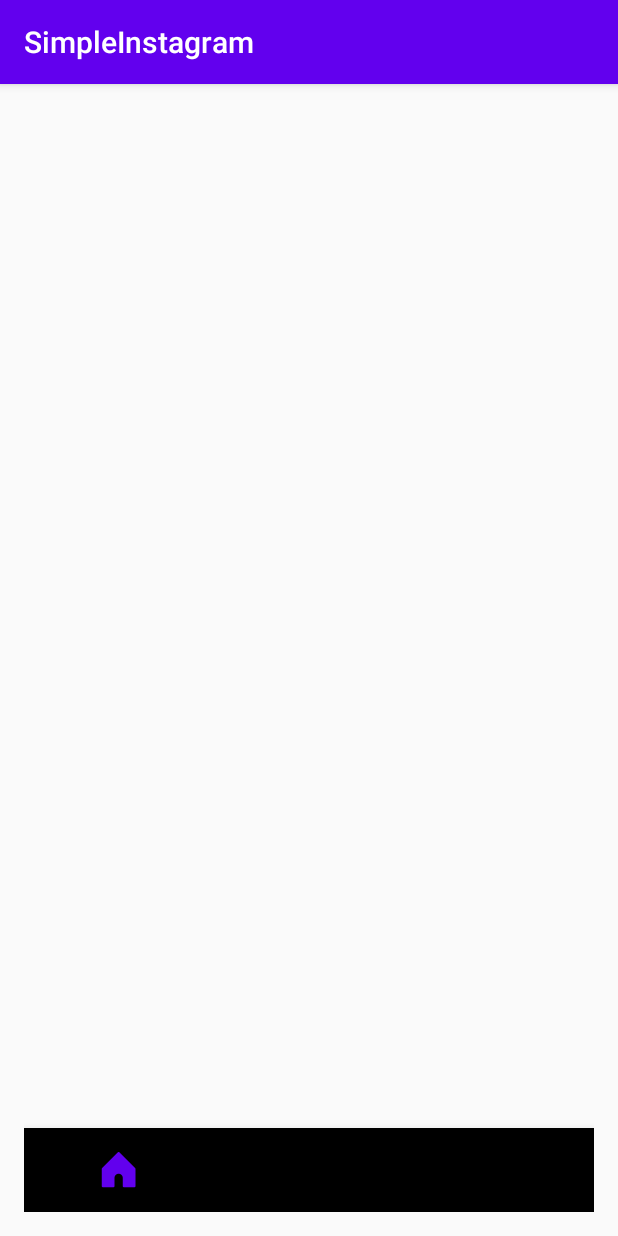
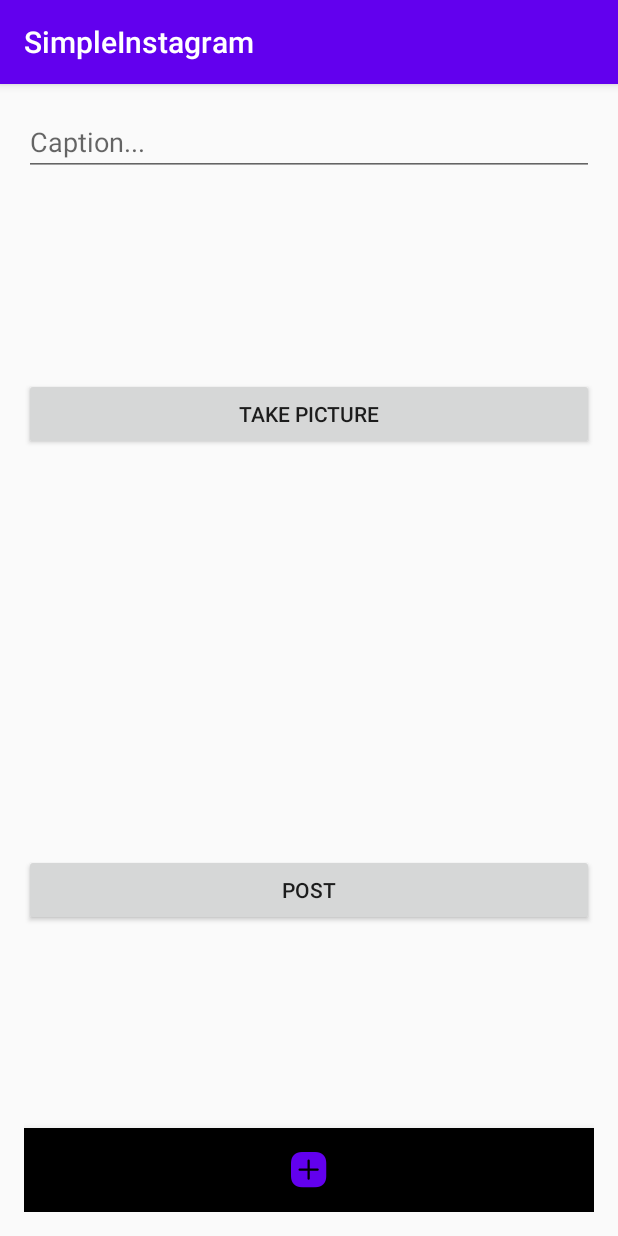
Before and after one commit to MichaelGTZ/SimpleInstagram, an Android app: the MainActivity screen opened directly, with no data from a screen before it, item 2 of the bottom bar chosen, on a phone screen of 412 x 824 dp. Run offline under Robolectric (Android 15) with nearby library versions, the phone set to English and light mode, and no system bars; libraries missing offline, so code that uses them is left out: com.parse.

Commit message:
Complete through Instagram Ep 10 - Fragment Manager Creates fragments for home, compose, and profile and connects each fragment to its button on bottonNavigationView

```diff
--- a/app/src/main/java/com/example/simpleinstagram/MainActivity.java
+++ b/app/src/main/java/com/example/simpleinstagram/MainActivity.java
@@ -3,16 +3,21 @@ package com.example.simpleinstagram;
 import androidx.annotation.NonNull;
 import androidx.appcompat.app.AppCompatActivity;
 import androidx.fragment.app.Fragment;
+import androidx.fragment.app.FragmentManager;
 
 import android.os.Bundle;
 import android.view.MenuItem;
 
+import com.example.simpleinstagram.fragments.ComposeFragment;
+import com.example.simpleinstagram.fragments.HomeFragment;
+import com.example.simpleinstagram.fragments.ProfileFragment;
 import com.google.android.material.bottomnavigation.BottomNavigationView;
 
 public class MainActivity extends AppCompatActivity {
 
     public static final String TAG = "MainActivity";
 
+    final FragmentManager fragmentManager = getSupportFragmentManager();
     private BottomNavigationView bottomNavigationView;
 
     @Override
@@ -27,16 +32,20 @@ public class MainActivity extends AppCompatActivity {
                 Fragment fragment;
                 switch (menuItem.getItemId()) {
                     case R.id.action_home:
+                        fragment = new HomeFragment();
                         break;
                     case R.id.action_compose:
+                        fragment = new ComposeFragment();
                         break;
-                    case R.id.action_profile:
-                        break;
-                    default:
+                    default: // profile fragment
+                        fragment = new ProfileFragment();
                         break;
                 }
-                return false;
+                fragmentManager.beginTransaction().replace(R.id.flContainer, fragment).commit();
+                return true;
             }
         });
+        // Set default selection
+        bottomNavigationView.setSelectedItemId(R.id.action_home);
     }
 }
--- a/app/src/main/java/com/example/simpleinstagram/fragments/ComposeFragment.java
+++ b/app/src/main/java/com/example/simpleinstagram/fragments/ComposeFragment.java
@@ -129,7 +129,6 @@ public class ComposeFragment extends Fragment {
         }
     }
 
-
     private void savePost(String description, ParseUser currentUser, File photoFile) throws IOException {
         Post post = new Post();
         post.setDescription(description);
--- /dev/null
+++ b/app/src/main/java/com/example/simpleinstagram/fragments/HomeFragment.java
@@ -0,0 +1,25 @@
+package com.example.simpleinstagram.fragments;
+
+import android.os.Bundle;
+
+import androidx.fragment.app.Fragment;
+
+import android.view.LayoutInflater;
+import android.view.View;
+import android.view.ViewGroup;
+
+import com.example.simpleinstagram.R;
+
+public class HomeFragment extends Fragment {
+
+    public HomeFragment() {
+        // Required empty public constructor
+    }
+
+    @Override
+    public View onCreateView(LayoutInflater inflater, ViewGroup container,
+                             Bundle savedInstanceState) {
+        // Inflate the layout for this fragment
+        return inflater.inflate(R.layout.fragment_home, container, false);
+    }
+}
--- a/app/src/main/res/layout/activity_main.xml
+++ b/app/src/main/res/layout/activity_main.xml
@@ -7,6 +7,15 @@
     android:layout_margin="16dp"
     android:orientation="vertical"
     tools:context=".MainActivity">
+
+    <FrameLayout
+        android:id="@+id/flContainer"
+        android:layout_width="match_parent"
+        android:layout_height="0dp"
+        app:layout_constraintTop_toTopOf="parent"
+        app:layout_constraintBottom_toTopOf="@+id/bottom_navigation"
+        app:layout_constraintStart_toStartOf="parent"
+        app:layout_constraintEnd_toEndOf="parent"/>
 
     <com.google.android.material.bottomnavigation.BottomNavigationView
         android:id="@+id/bottom_navigation"
--- a/app/src/main/res/menu/menu_bottom_navigation.xml
+++ b/app/src/main/res/menu/menu_bottom_navigation.xml
@@ -10,12 +10,12 @@
         app:showAsAction="always" />
     <item
         android:id="@+id/action_compose"
-        android:icon="@drawable/instagram_new_post_outline_24"
+        android:icon="@drawable/selector_compose"
         android:title="Compose"
         app:showAsAction="always" />
     <item
         android:id="@+id/action_profile"
-        android:icon="@drawable/instagram_user_outline_24"
+        android:icon="@drawable/selector_profile"
         android:title="Profile"
         app:showAsAction="always" />
 
```
Also changed, not shown: app/src/main/java/com/example/simpleinstagram/fragments/ProfileFragment.java (added, +26 -0 lines), app/src/main/res/layout/fragment_home.xml (added, +13 -0 lines), app/src/main/res/layout/fragment_profile.xml (added, +13 -0 lines).
